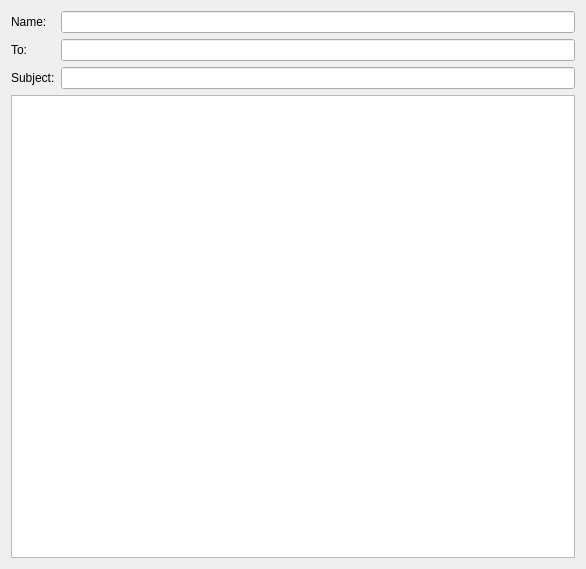
The window that view/UI/SendWindow.ui (Darnoker/mail-desktop) describes before a commit, drawn with Qt 5.
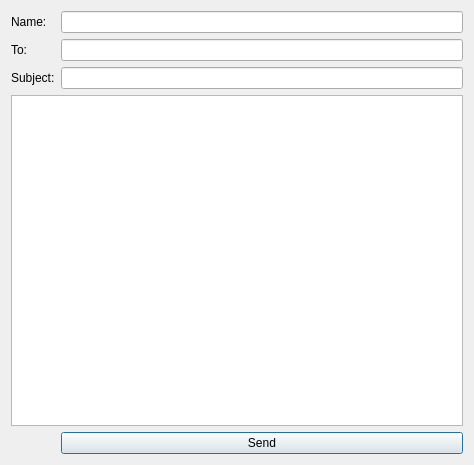
The same window after the commit.

What changed in the file:
```diff
--- a/view/UI/SendWindow.ui
+++ b/view/UI/SendWindow.ui
@@ -6,8 +6,8 @@
    <rect>
     <x>0</x>
     <y>0</y>
-    <width>586</width>
-    <height>569</height>
+    <width>474</width>
+    <height>465</height>
    </rect>
   </property>
   <property name="windowTitle">
@@ -47,6 +47,13 @@
    <item row="0" column="1">
     <widget class="QLineEdit" name="nameField"/>
    </item>
+   <item row="4" column="1">
+    <widget class="QPushButton" name="sendButton">
+     <property name="text">
+      <string>Send</string>
+     </property>
+    </widget>
+   </item>
   </layout>
  </widget>
  <resources/>
```
